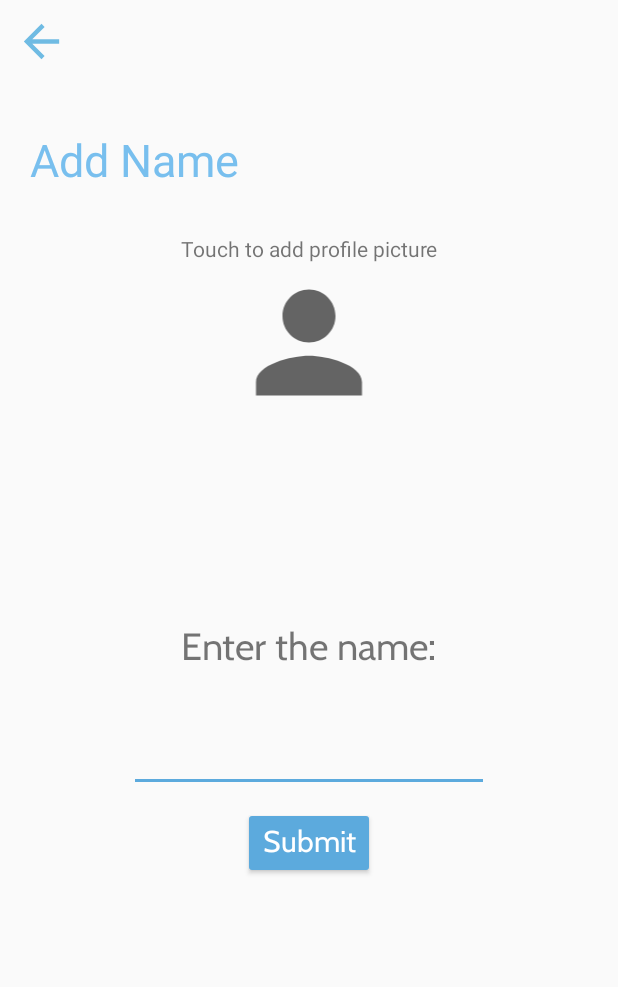
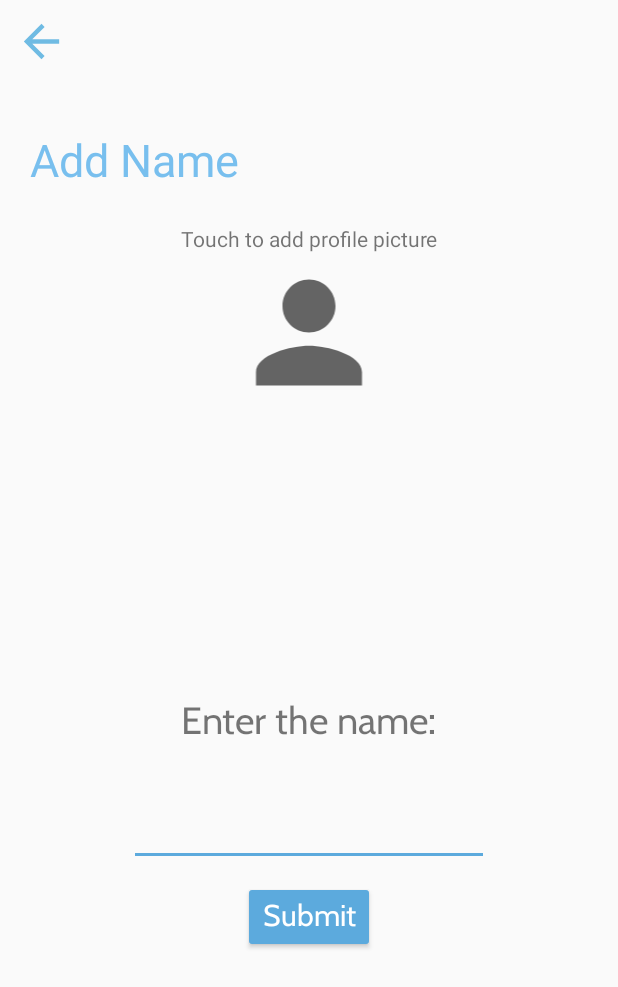
Before and after one commit to sumritsanghera/ParentApp, an Android app: the Add_Child_Activity screen opened directly, with no data from a screen before it, on a phone screen of 412 x 824 dp. Shown: the top 987 px of the screen. Run offline under Robolectric (Android 15) with nearby library versions, the phone set to English and light mode, and no system bars; pictures from the network do not load; Roboto replaces fonts that are not available here.

Commit message:
able to add image into child object

```diff
--- a/app/src/main/res/layout/activity_add_name.xml
+++ b/app/src/main/res/layout/activity_add_name.xml
@@ -49,7 +49,7 @@
         app:layout_constraintHorizontal_bias="0.0"
         app:layout_constraintStart_toStartOf="parent"
         app:layout_constraintTop_toBottomOf="@+id/add_title"
-        app:layout_constraintVertical_bias="0.53">
+        app:layout_constraintVertical_bias="0.627">
 
         <TextView
             android:id="@+id/enterName"
@@ -81,7 +81,7 @@
     </LinearLayout>
 
     <ImageView
-        android:id="@+id/imageViewMainActivityProfilePicture"
+        android:id="@+id/profile_picture"
         android:layout_width="125dp"
         android:layout_height="106dp"
         android:layout_gravity="center"
@@ -91,16 +91,16 @@
         app:layout_constraintEnd_toEndOf="parent"
         app:layout_constraintStart_toStartOf="@+id/linearLayout2"
         app:layout_constraintTop_toBottomOf="@+id/add_title"
-        app:layout_constraintVertical_bias="0.05" />
+        app:layout_constraintVertical_bias="0.0" />
 
     <TextView
         android:id="@+id/touch_add_picture"
         android:layout_width="wrap_content"
         android:layout_height="wrap_content"
         android:text="Touch to add profile picture"
-        app:layout_constraintBottom_toTopOf="@+id/imageViewMainActivityProfilePicture"
-        app:layout_constraintEnd_toEndOf="@+id/imageViewMainActivityProfilePicture"
-        app:layout_constraintStart_toStartOf="@+id/imageViewMainActivityProfilePicture"
+        app:layout_constraintBottom_toTopOf="@+id/profile_picture"
+        app:layout_constraintEnd_toEndOf="@+id/profile_picture"
+        app:layout_constraintStart_toStartOf="@+id/profile_picture"
         app:layout_constraintTop_toBottomOf="@+id/add_title"
         app:layout_constraintVertical_bias="1.0" />
 
--- a/app/src/main/res/values/strings.xml
+++ b/app/src/main/res/values/strings.xml
@@ -65,4 +65,5 @@
     <string name="add_name_title">Add Name</string>
     <string name="config_card_background_description">config card background</string>
     <string name="profile_description">Profile picture</string>
+    <string name="add_image">Add an Image</string>
 </resources>
```
Also changed, not shown: app/src/main/java/ca/cmpt276/iteration1/Add_Child_Activity.java (+35 -63 lines), app/src/main/java/ca/cmpt276/iteration1/Children_Config.java (+2 -23 lines), app/src/main/java/ca/cmpt276/iteration1/Coin_Flip_Config.java (+21 -1 lines), app/src/main/res/layout/alert_dialog_profile_picture.xml (+6 -6 lines), app/src/main/res/layout/children_list.xml (line endings or trailing spaces).
